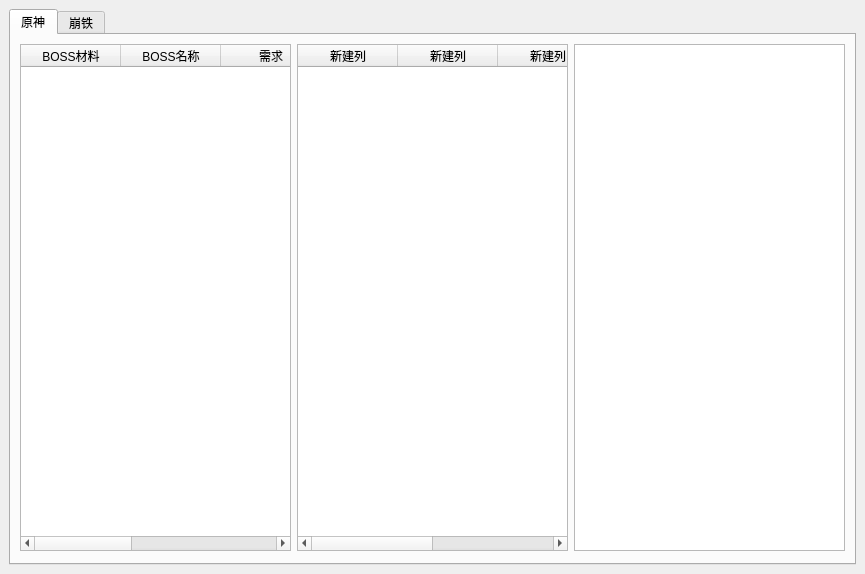
Old version of the form src/views/design/mainwindow.ui in the repository Cjsah/qt-test.
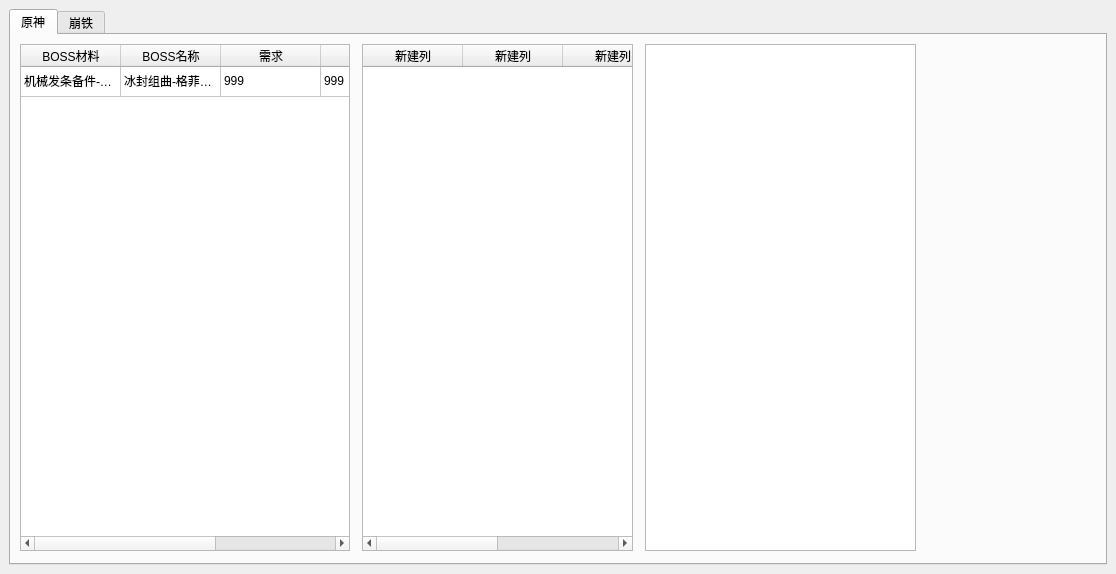
New version of the form.

```diff
--- a/src/views/design/mainwindow.ui
+++ b/src/views/design/mainwindow.ui
@@ -6,7 +6,7 @@
    <rect>
     <x>0</x>
     <y>0</y>
-    <width>865</width>
+    <width>1116</width>
     <height>574</height>
    </rect>
   </property>
@@ -27,12 +27,18 @@
        <widget class="QTableWidget" name="genshin_world_material">
         <property name="geometry">
          <rect>
-          <x>286</x>
+          <x>351</x>
           <y>9</y>
           <width>271</width>
           <height>507</height>
          </rect>
         </property>
+        <attribute name="horizontalHeaderHighlightSections">
+         <bool>false</bool>
+        </attribute>
+        <attribute name="verticalHeaderVisible">
+         <bool>false</bool>
+        </attribute>
         <column>
          <property name="text">
           <string>新建列</string>
@@ -57,22 +63,42 @@
        <widget class="QTableWidget" name="genshin_mob_material">
         <property name="geometry">
          <rect>
-          <x>563</x>
+          <x>634</x>
           <y>9</y>
           <width>271</width>
           <height>507</height>
          </rect>
         </property>
+        <attribute name="horizontalHeaderHighlightSections">
+         <bool>false</bool>
+        </attribute>
+        <attribute name="verticalHeaderVisible">
+         <bool>false</bool>
+        </attribute>
        </widget>
        <widget class="QTableWidget" name="genshin_boss_material">
         <property name="geometry">
          <rect>
           <x>9</x>
           <y>9</y>
-          <width>271</width>
+          <width>330</width>
           <height>507</height>
          </rect>
         </property>
+        <property name="editTriggers">
+         <set>QAbstractItemView::EditTrigger::NoEditTriggers</set>
+        </property>
+        <attribute name="horizontalHeaderHighlightSections">
+         <bool>false</bool>
+        </attribute>
+        <attribute name="verticalHeaderVisible">
+         <bool>false</bool>
+        </attribute>
+        <row>
+         <property name="text">
+          <string>aaaaaa</string>
+         </property>
+        </row>
         <column>
          <property name="text">
           <string>BOSS材料</string>
@@ -98,6 +124,31 @@
           <string>缺少</string>
          </property>
         </column>
+        <item row="0" column="0">
+         <property name="text">
+          <string>机械发条备件-格菲利亚</string>
+         </property>
+        </item>
+        <item row="0" column="1">
+         <property name="text">
+          <string>冰封组曲-格菲利亚</string>
+         </property>
+        </item>
+        <item row="0" column="2">
+         <property name="text">
+          <string>999</string>
+         </property>
+        </item>
+        <item row="0" column="3">
+         <property name="text">
+          <string>999</string>
+         </property>
+        </item>
+        <item row="0" column="4">
+         <property name="text">
+          <string>999</string>
+         </property>
+        </item>
        </widget>
       </widget>
       <widget class="QWidget" name="starrail_tab">
```
